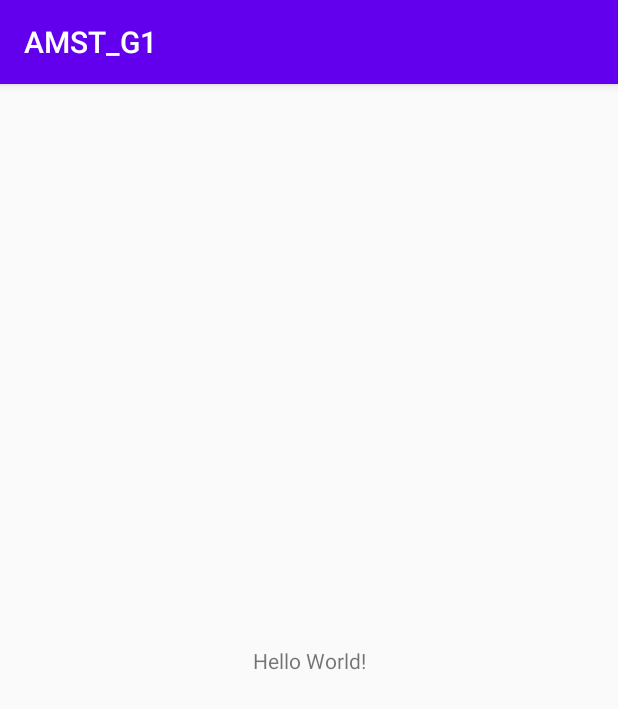
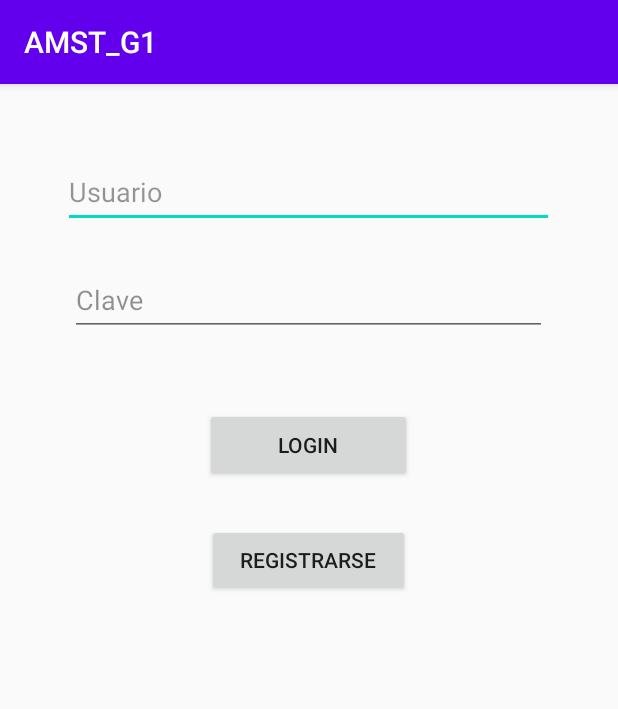
Before and after one commit to aemorah/AMST_G1, an Android app: the screen it shows after launch (MainActivity), on a phone screen of 412 x 824 dp. Shown: the top 709 px of the screen. Run offline under Robolectric (Android 15) with nearby library versions, the phone set to English and light mode, and no system bars.

Commit message:
Se agrega la primera pantalla

```diff
--- a/app/src/main/res/layout/activity_main.xml
+++ b/app/src/main/res/layout/activity_main.xml
@@ -6,13 +6,54 @@
     android:layout_height="match_parent"
     tools:context=".MainActivity">
 
-    <TextView
-        android:layout_width="wrap_content"
-        android:layout_height="wrap_content"
-        android:text="Hello World!"
-        app:layout_constraintBottom_toBottomOf="parent"
+    <EditText
+        android:id="@+id/editTextTextPersonName"
+        android:layout_width="327dp"
+        android:layout_height="48dp"
+        android:layout_marginTop="48dp"
+        android:ems="10"
+        android:inputType="textPersonName"
+        android:text="Usuario"
+        android:textColor="#68000000"
         app:layout_constraintEnd_toEndOf="parent"
+        app:layout_constraintHorizontal_bias="0.497"
         app:layout_constraintStart_toStartOf="parent"
         app:layout_constraintTop_toTopOf="parent" />
 
+    <EditText
+        android:id="@+id/editTextTextPersonName2"
+        android:layout_width="318dp"
+        android:layout_height="48dp"
+        android:layout_marginTop="24dp"
+        android:ems="10"
+        android:inputType="textPersonName"
+        android:text="Clave"
+        android:textColor="#6D000000"
+        app:layout_constraintEnd_toEndOf="parent"
+        app:layout_constraintHorizontal_bias="0.494"
+        app:layout_constraintStart_toStartOf="parent"
+        app:layout_constraintTop_toBottomOf="@+id/editTextTextPersonName" />
+
+    <Button
+        android:id="@+id/button"
+        android:layout_width="138dp"
+        android:layout_height="49dp"
+        android:layout_marginTop="48dp"
+        android:text="Login"
+        app:layout_constraintEnd_toEndOf="parent"
+        app:layout_constraintHorizontal_bias="0.498"
+        app:layout_constraintStart_toStartOf="parent"
+        app:layout_constraintTop_toBottomOf="@+id/editTextTextPersonName2" />
+
+    <Button
+        android:id="@+id/button2"
+        android:layout_width="135dp"
+        android:layout_height="48dp"
+        android:layout_marginTop="28dp"
+        android:text="Registrarse"
+        app:layout_constraintEnd_toEndOf="parent"
+        app:layout_constraintHorizontal_bias="0.498"
+        app:layout_constraintStart_toStartOf="parent"
+        app:layout_constraintTop_toBottomOf="@+id/button" />
+
 </android.support.constraint.ConstraintLayout>
```
